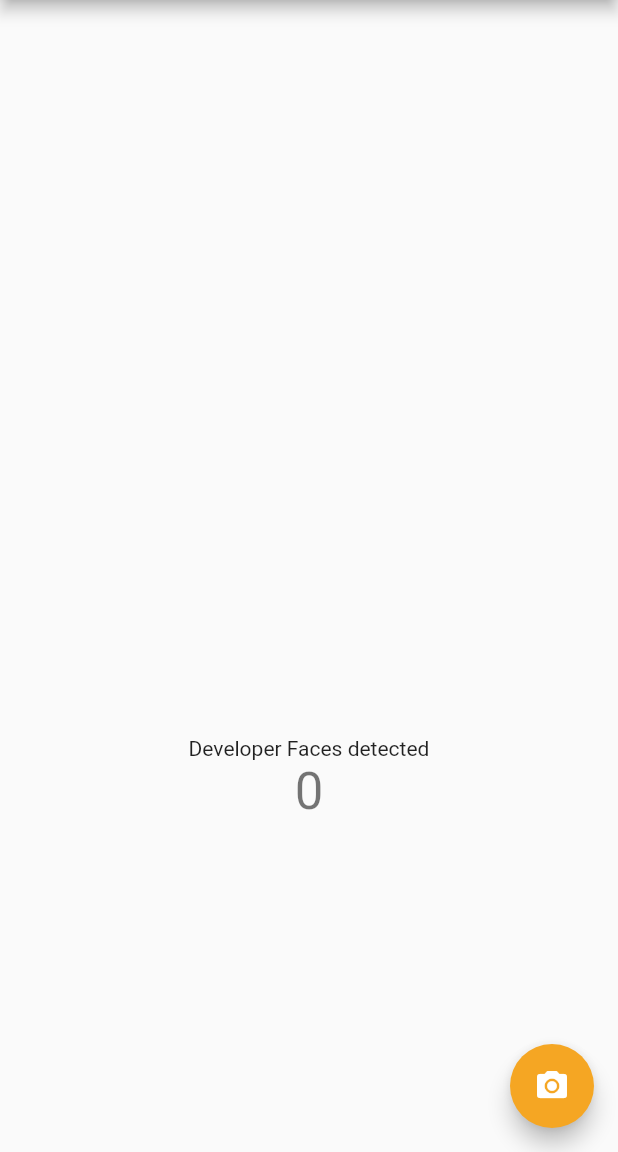
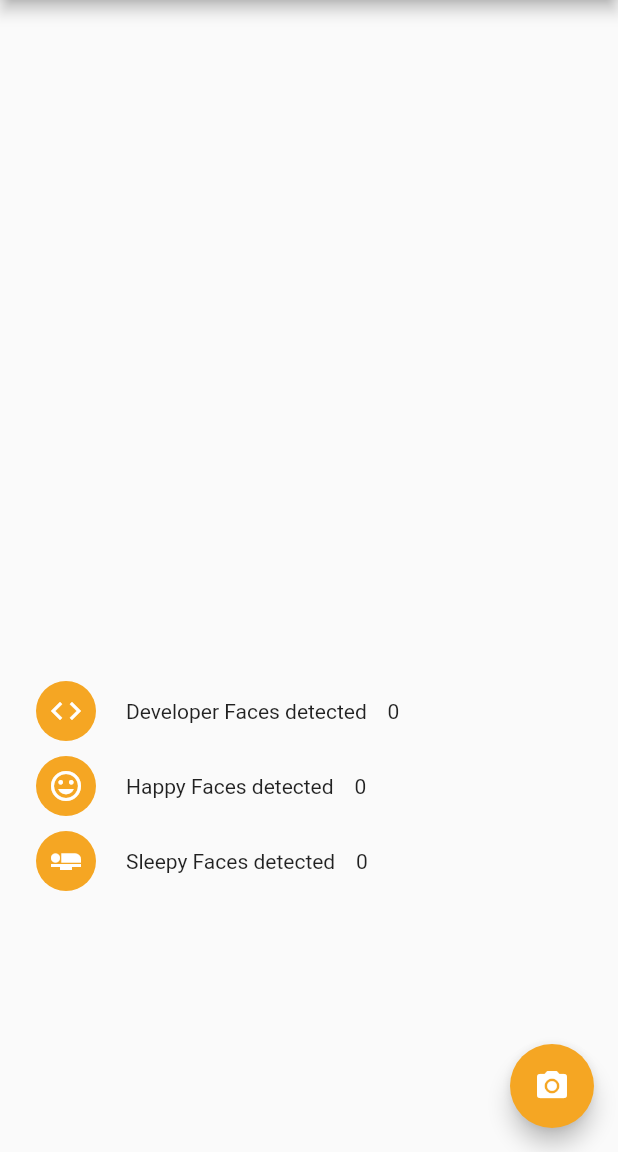
Before and after one commit to simonhell/devtreff-developer-detector, a Flutter app: the screen it shows after launch, on a phone screen of 412 x 824 dp, the part 84-1236 px from its top. Run offline on Flutter 3.47's test engine with Material 2 defaults, Android fonts, the phone set to English and light mode, and no system bars; our stand-ins replace image_picker; missing offline and left inert: firebase_ml_vision; accounts and stored records are empty.

Commit message:
added icons

```diff
--- a/lib/main.dart
+++ b/lib/main.dart
@@ -3,6 +3,7 @@ import 'dart:io';
 import 'package:flutter/material.dart';
 import 'package:image_picker/image_picker.dart';
 import 'package:firebase_ml_vision/firebase_ml_vision.dart';
+
 void main() => runApp(MyApp());
 
 class MyApp extends StatelessWidget {
@@ -31,17 +32,37 @@ class MyHomePage extends StatefulWidget {
 
 class _MyHomePageState extends State<MyHomePage> {
   int _counter = 0;
+  int _happyCounter = 0;
+  int _sleepyCounter = 0;
   File _image;
 
   void _getImage() async {
     var image = await ImagePicker.pickImage(source: ImageSource.camera);
 
     final FirebaseVisionImage visionImage = FirebaseVisionImage.fromFile(image);
-    final FaceDetector faceDetector = FirebaseVision.instance.faceDetector();
+    final FaceDetector faceDetector = FirebaseVision.instance.faceDetector(
+        FaceDetectorOptions(enableClassification: true));
     final List<Face> faces = await faceDetector.processImage(visionImage);
+    int happyCounter = faces.fold(0, (value, face) {
+      if (face.smilingProbability > 0.5) {
+        value++;
+      }
+      return value;
+    });
+
+    int sleepyCounter = faces.fold(0, (value, face) {
+      if (face.leftEyeOpenProbability < 0.5 ||
+          face.rightEyeOpenProbability < 0.5) {
+        value++;
+      }
+      return value;
+    });
+
 
     setState(() {
       _image = image;
+      _happyCounter = happyCounter;
+      _sleepyCounter = sleepyCounter;
       _counter = faces.length;
     });
   }
@@ -56,7 +77,10 @@ class _MyHomePageState extends State<MyHomePage> {
         ),
       ),
       body: Center(
+        child: Padding(
+          padding: const EdgeInsets.all(24.0),
           child: Column(
+            crossAxisAlignment: CrossAxisAlignment.center,
             mainAxisAlignment: MainAxisAlignment.center,
             children: <Widget>[
               Container(
@@ -65,14 +89,38 @@ class _MyHomePageState extends State<MyHomePage> {
                 child: _image != null ? Image.file(_image) : Container(),
               ),
               SizedBox(height: 20,),
+              SizedBox(height: 10,),
+              Row(
+                children: <Widget>[
+                  buildCircleAvatar(context, Icons.code),
+                  SizedBox(width: 20),
                   Text(
-              'Developer Faces detected',
-            ),
-            Text(
-              '$_counter',
-              style: Theme.of(context).textTheme.display1,
+                    'Developer Faces detected    $_counter',
                   ),
                 ],
+              ),
+              SizedBox(height: 10,),
+              Row(
+                children: <Widget>[
+                  buildCircleAvatar(context, Icons.tag_faces),
+                  SizedBox(width: 20),
+                  Text(
+                    'Happy Faces detected    $_happyCounter',
+                  ),
+                ],
+              ),
+              SizedBox(height: 10,),
+              Row(
+                children: <Widget>[
+                  buildCircleAvatar(context, Icons.airline_seat_flat),
+                  SizedBox(width: 20),
+                  Text(
+                    'Sleepy Faces detected    $_sleepyCounter',
+                  ),
+                ],
+              ),
+            ],
+          ),
         ),
       ),
       floatingActionButton: FloatingActionButton(
@@ -82,4 +130,10 @@ class _MyHomePageState extends State<MyHomePage> {
       ), // This trailing comma makes auto-formatting nicer for build methods.
     );
   }
+
+  CircleAvatar buildCircleAvatar(BuildContext context, IconData icon) {
+    return CircleAvatar(
+                backgroundColor: Theme.of(context).primaryColor,
+                child: Icon(icon, color: Colors.white,),);
   }
+}
```
Also changed, not shown: 1 other file. Lines whose indentation alone changed are shown as unchanged.
